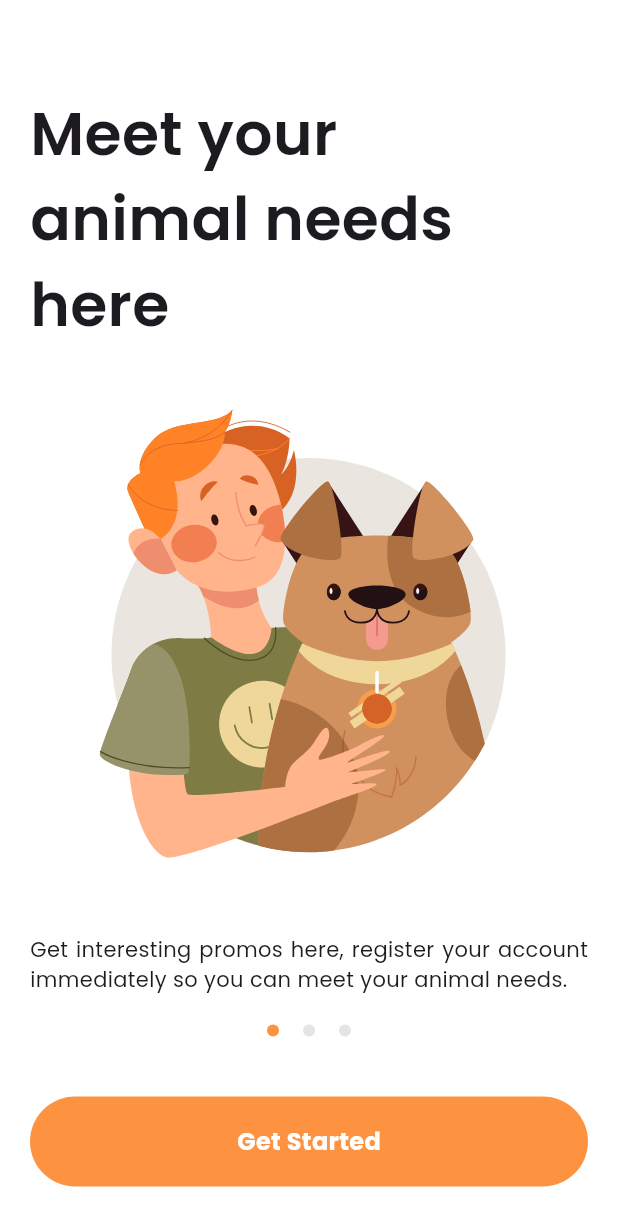
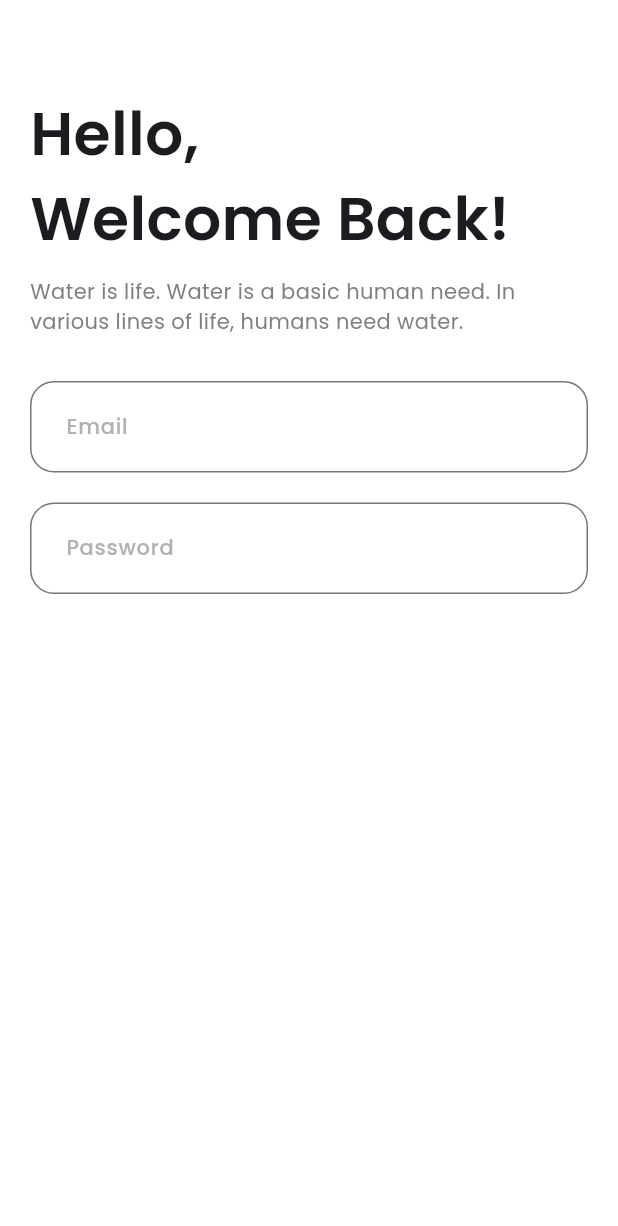
Before and after one commit to thangved/flutter_pet_app, a Flutter app: the screen it shows after launch, after a tap on "Get Started", on a phone screen of 412 x 824 dp. Shown: the top 1226 px of the screen. Run offline on Flutter 3.47's test engine with Material 2 defaults, Android fonts, the phone set to English and light mode, and no system bars; our stand-ins replace flutter_svg, google_fonts.

Commit message:
Login screen

```diff
--- /dev/null
+++ b/lib/modules/login/screens/login_screen.dart
@@ -0,0 +1,42 @@
+import 'package:flutter/material.dart';
+import 'package:pet_app/config/themes/color_styles.dart';
+import 'package:pet_app/config/themes/padding_styles.dart';
+import 'package:pet_app/modules/login/widgets/login_top.dart';
+import 'package:pet_app/widgets/text_input.dart';
+
+class LoginScreen extends StatelessWidget {
+  @override
+  Widget build(BuildContext context) {
+    Size size = MediaQuery.of(context).size;
+
+    return Scaffold(
+      backgroundColor: ColorStyles.white,
+      body: SingleChildScrollView(
+        child: Column(
+          children: [
+            LoginTop(size: size),
+            Container(
+              width: size.width,
+              padding: EdgeInsets.all(PaddingStyles.defaultPadding),
+              child: Column(
+                children: [
+                  PetAppTextInput(
+                    hinText: 'Email',
+                    obscureText: false,
+                  ),
+                  Container(
+                    height: 20,
+                  ),
+                  PetAppTextInput(
+                    hinText: 'Password',
+                    obscureText: true,
+                  ),
+                ],
+              ),
+            )
+          ],
+        ),
+      ),
+    );
+  }
+}
--- /dev/null
+++ b/lib/modules/login/widgets/login_top.dart
@@ -0,0 +1,41 @@
+import 'package:flutter/material.dart';
+import 'package:pet_app/config/themes/color_styles.dart';
+import 'package:pet_app/config/themes/padding_styles.dart';
+import 'package:pet_app/config/themes/text_styles.dart';
+
+class LoginTop extends StatelessWidget {
+  const LoginTop({
+    Key? key,
+    required this.size,
+  }) : super(key: key);
+
+  final Size size;
+
+  @override
+  Widget build(BuildContext context) {
+    return Container(
+        width: size.width,
+        margin: EdgeInsets.only(top: 60),
+        padding: EdgeInsets.symmetric(horizontal: PaddingStyles.defaultPadding),
+        child: Column(
+          children: [
+            Container(
+              width: size.width,
+              child: Text(
+                'Hello,\nWelcome Back!',
+                style: TextStyles.semiBold40,
+              ),
+            ),
+            Container(
+              width: size.width,
+              margin: EdgeInsets.symmetric(vertical: 10),
+              child: Text(
+                'Water is life. Water is a basic human need. In various lines of life, humans need water.',
+                style:
+                    TextStyles.regular14.copyWith(color: ColorStyles.black50),
+              ),
+            )
+          ],
+        ));
+  }
+}
--- a/lib/modules/onboarding/widgets/splash_bottom.dart
+++ b/lib/modules/onboarding/widgets/splash_bottom.dart
@@ -1,5 +1,6 @@
 import 'package:flutter/material.dart';
 import 'package:pet_app/config/themes/padding_styles.dart';
+import 'package:pet_app/modules/login/screens/login_screen.dart';
 import 'package:pet_app/widgets/button.dart';
 
 class SplashBottom extends StatelessWidget {
@@ -16,6 +17,10 @@ class SplashBottom extends StatelessWidget {
       margin: EdgeInsets.all(PaddingStyles.defaultPadding),
       child: PetAppButton(
         width: size.width,
+        onTap: () {
+          Navigator.push(
+              context, MaterialPageRoute(builder: (context) => LoginScreen()));
+        },
       ),
     );
   }
--- a/lib/widgets/button.dart
+++ b/lib/widgets/button.dart
@@ -3,14 +3,18 @@ import 'package:pet_app/config/themes/color_styles.dart';
 import 'package:pet_app/config/themes/text_styles.dart';
 
 class PetAppButton extends StatelessWidget {
-  const PetAppButton({Key? key, required this.width}) : super(key: key);
+  const PetAppButton({Key? key, required this.width, required this.onTap})
+      : super(key: key);
 
   final double width;
+  final dynamic onTap;
 
   @override
   Widget build(BuildContext context) {
     return GestureDetector(
-      onTap: () {},
+      onTap: () {
+        onTap();
+      },
       child: Container(
         width: width,
         alignment: Alignment.center,
--- /dev/null
+++ b/lib/widgets/text_input.dart
@@ -0,0 +1,31 @@
+import 'package:flutter/material.dart';
+import 'package:pet_app/config/themes/color_styles.dart';
+import 'package:pet_app/config/themes/text_styles.dart';
+
+class PetAppTextInput extends StatelessWidget {
+  const PetAppTextInput({Key? key, required this.hinText,required this.obscureText})
+      : super(key: key);
+
+  final String hinText;
+  final bool obscureText;
+
+  @override
+  Widget build(BuildContext context) {
+    return TextFormField(
+      obscureText: obscureText,
+      style: TextStyles.medium14.copyWith(color: ColorStyles.main100),
+      decoration: InputDecoration(
+        hintText: hinText,
+        hintStyle: TextStyles.medium14.copyWith(color: ColorStyles.black30),
+        contentPadding: EdgeInsets.all(20),
+        border: OutlineInputBorder(
+            borderRadius: BorderRadius.circular(16),
+            borderSide: BorderSide(width: 2, color: ColorStyles.main100)),
+        focusedBorder: OutlineInputBorder(
+          borderRadius: BorderRadius.circular(16),
+          borderSide: BorderSide(color: ColorStyles.main100, width: 2),
+        ),
+      ),
+    );
+  }
+}
```
